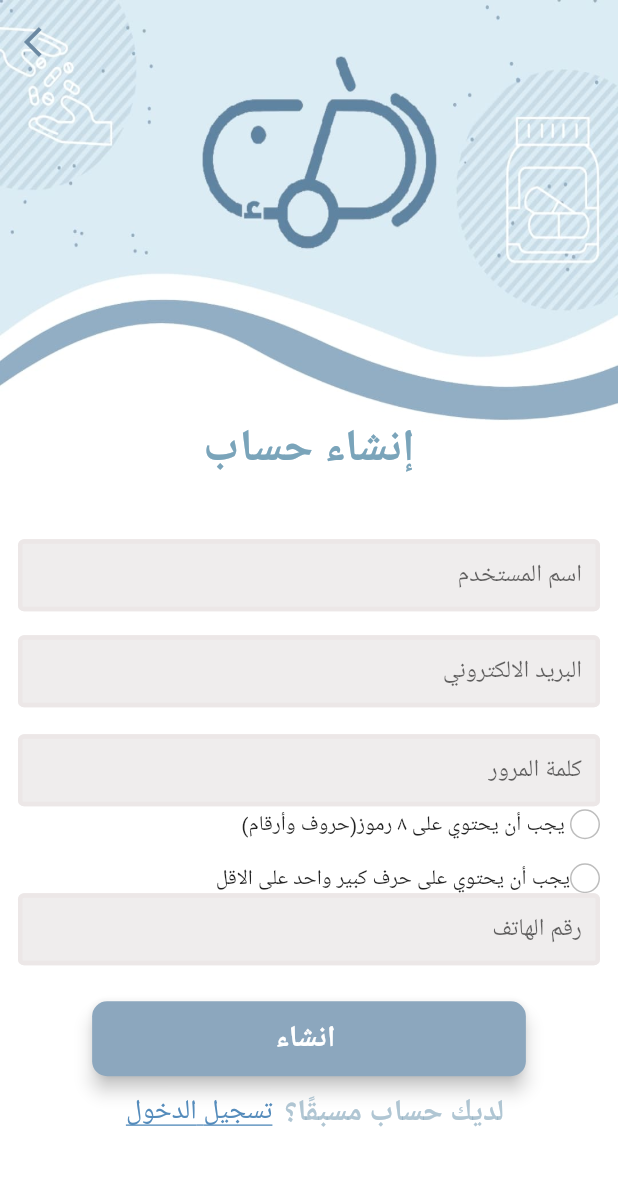
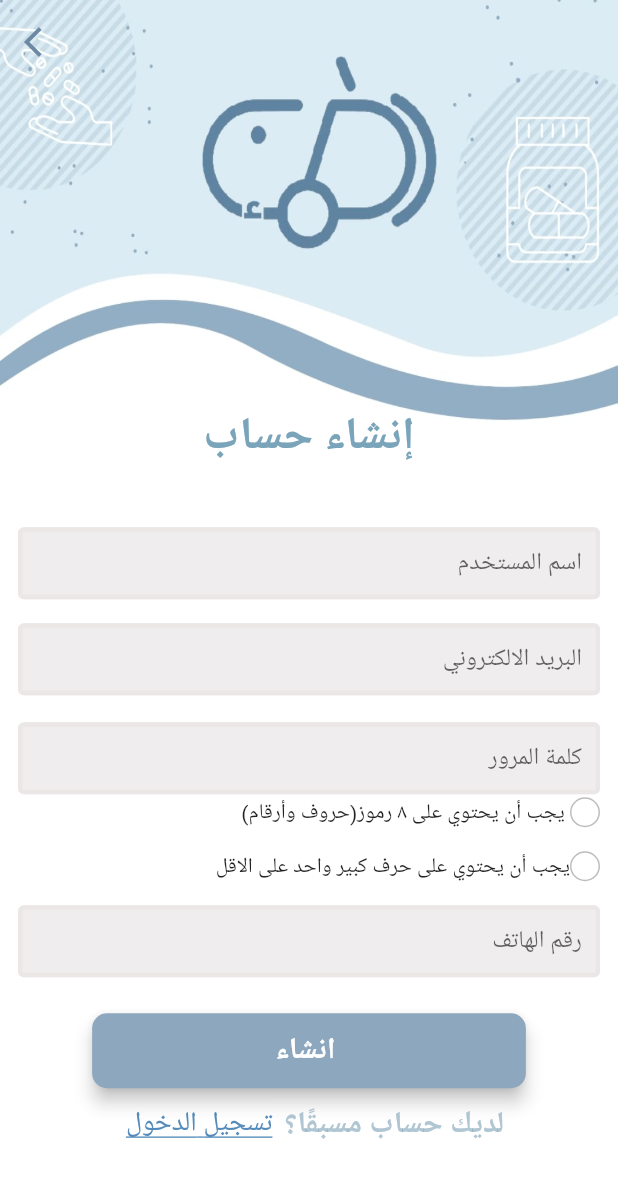
Before and after one commit to aljoharash/Itmaen-G9, a Flutter app: the SignUpScreen screen opened directly, on a phone screen of 412 x 824 dp. Shown: the top 1178 px of the screen. Run offline on Flutter 3.47's test engine with Material 2 defaults, Android fonts, the phone set to English and light mode, and no system bars; our stand-ins replace cloud_firestore, curved_navigation_bar, firebase_auth, firebase_core, flutter_pw_validator, flutter_secure_storage and 7 more; missing offline and left inert: dart:ffi, flutter_barcode_scanner; accounts and stored records are empty; Roboto replaces fonts that are missing (Tajawal).

Commit message:
Update signUp.dart

```diff
--- a/itmaen/lib/signUp.dart
+++ b/itmaen/lib/signUp.dart
@@ -288,6 +288,9 @@ new FlutterPwValidator(
                                     )),
                               ],
                             ),
+                            SizedBox(
+                              height: 16.0,
+                            ),
                             TextFormField(
                               keyboardType: TextInputType.number,
                               controller: phoneNum,
```
